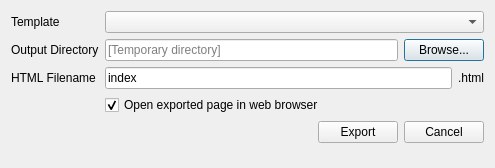
This is ui/exporttowebdialog.ui in minorua/Qgis2threejs as Qt 5 draws it before an edit. The edited form follows.
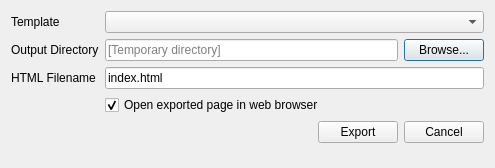
This is the edited form.

Commit message: WebExport: filename input box

The edit to the form file:
```diff
--- a/ui/exporttowebdialog.ui
+++ b/ui/exporttowebdialog.ui
@@ -59,24 +59,6 @@
      </property>
     </widget>
    </item>
-   <item row="5" column="1">
-    <layout class="QHBoxLayout" name="horizontalLayout_2">
-     <item>
-      <widget class="QLineEdit" name="lineEdit_FileTitle">
-       <property name="text">
-        <string>index</string>
-       </property>
-      </widget>
-     </item>
-     <item>
-      <widget class="QLabel" name="label_4">
-       <property name="text">
-        <string>.html</string>
-       </property>
-      </widget>
-     </item>
-    </layout>
-   </item>
    <item row="5" column="0">
     <widget class="QLabel" name="label_3">
      <property name="text">
@@ -125,6 +107,13 @@
      </property>
     </widget>
    </item>
+   <item row="5" column="1">
+    <widget class="QLineEdit" name="lineEdit_Filename">
+     <property name="text">
+      <string>index.html</string>
+     </property>
+    </widget>
+   </item>
   </layout>
  </widget>
  <resources/>
```
The commit also changes 2 other files.
